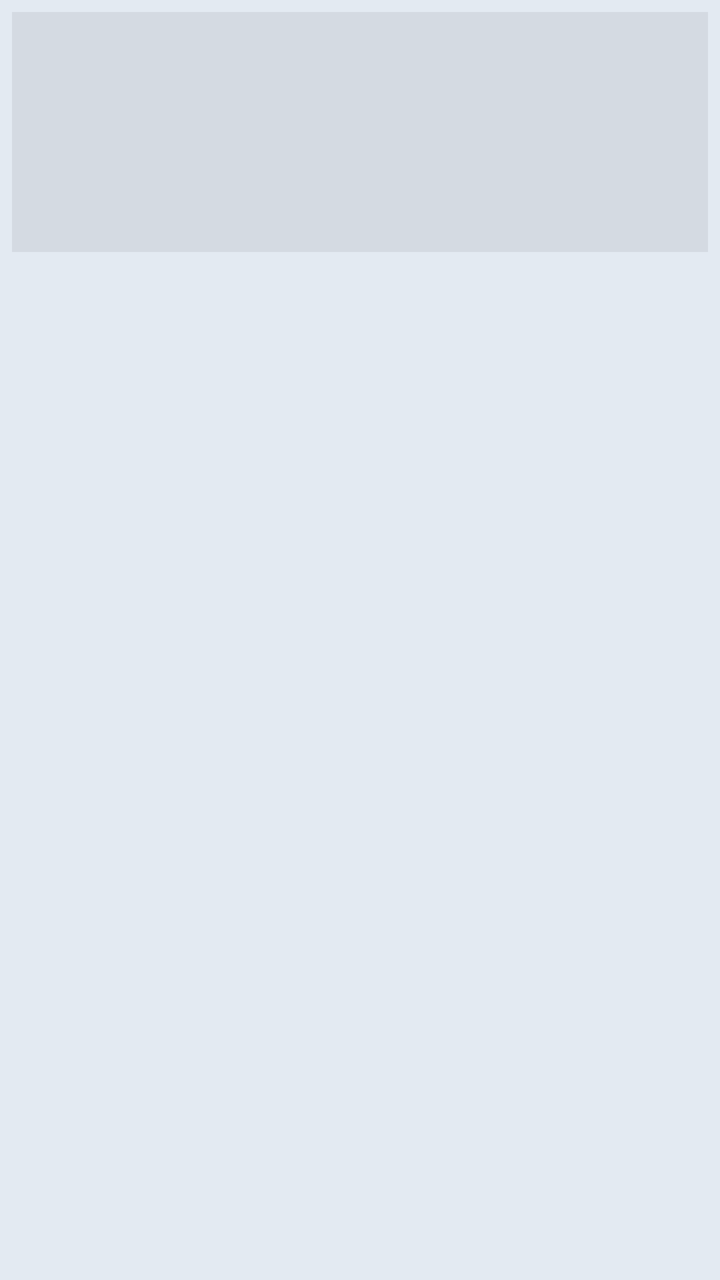
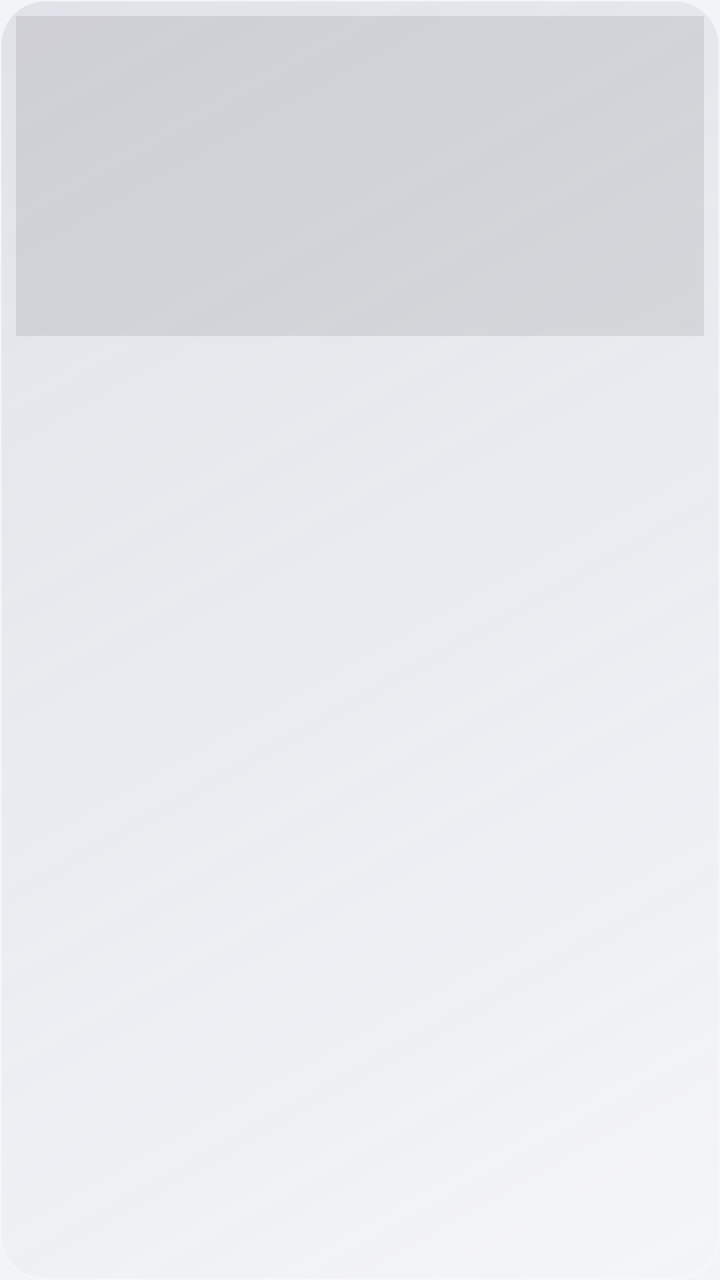

Two renders of the same Android screen: before a commit and after it. Below are the layout's source before the change and the commit's diff.
<!-- AndroidManifest.xml: application theme Theme.UvcBlindCam -->
<!-- res/layout/item_gallery.xml -->
<?xml version="1.0" encoding="utf-8"?>
<LinearLayout xmlns:android="http://schemas.android.com/apk/res/android"
    android:layout_width="match_parent"
    android:layout_height="wrap_content"
    android:layout_margin="6dp"
    android:background="?attr/chipBg"
    android:orientation="vertical"
    android:padding="6dp">

    <FrameLayout
        android:layout_width="match_parent"
        android:layout_height="wrap_content">

        <ImageView
            android:id="@+id/imgThumb"
            android:layout_width="match_parent"
            android:layout_height="120dp"
            android:background="#11000000"
            android:contentDescription="@string/gallery_thumb_desc"
            android:scaleType="centerCrop" />

        <TextView
            android:id="@+id/tvPlayBadge"
            android:layout_width="wrap_content"
            android:layout_height="wrap_content"
            android:layout_gravity="center"
            android:background="#66000000"
            android:paddingStart="10dp"
            android:paddingTop="4dp"
            android:paddingEnd="10dp"
            android:paddingBottom="4dp"
            android:text="▶"
            android:textColor="#FFFFFF"
            android:textSize="22sp"
            android:visibility="gone" />
    </FrameLayout>

    <TextView
        android:id="@+id/tvDevice"
        android:layout_width="match_parent"
        android:layout_height="wrap_content"
        android:layout_marginTop="4dp"
        android:ellipsize="end"
        android:singleLine="true"
        android:textColor="?attr/colorOnSurface"
        android:textSize="13sp"
        android:textStyle="bold" />

    <TextView
        android:id="@+id/tvTime"
        android:layout_width="match_parent"
        android:layout_height="wrap_content"
        android:ellipsize="end"
        android:singleLine="true"
        android:textColor="?attr/onSurfaceDim"
        android:textSize="11sp" />
</LinearLayout>
<!-- resources referenced by this layout -->
<resources>
  <string name="gallery_thumb_desc">缩略图</string>
  <color name="brand_blue">#FF1565C0</color>
  <color name="brand_blue_dark">#FF0D47A1</color>
  <color name="white">#FFFFFFFF</color>
  <!-- unchanged entries left out for length: 1 -->
</resources>

<!-- the commit's change to res/layout/item_gallery.xml (unified diff, before → after) -->
@@ -2,10 +2,9 @@
 <LinearLayout xmlns:android="http://schemas.android.com/apk/res/android"
     android:layout_width="match_parent"
     android:layout_height="wrap_content"
-    android:layout_margin="6dp"
-    android:background="?attr/chipBg"
+    android:background="@drawable/bg_glass_card"
     android:orientation="vertical"
-    android:padding="6dp">
+    android:padding="8dp">
 
     <FrameLayout
         android:layout_width="match_parent"
@@ -14,35 +13,61 @@
         <ImageView
             android:id="@+id/imgThumb"
             android:layout_width="match_parent"
-            android:layout_height="120dp"
-            android:background="#11000000"
+            android:layout_height="160dp"
+            android:background="#16000000"
             android:contentDescription="@string/gallery_thumb_desc"
             android:scaleType="centerCrop" />
 
+        
+        <ImageView
+            android:id="@+id/imgPlay"
+            android:layout_width="40dp"
+            android:layout_height="40dp"
+            android:layout_gravity="center"
+            android:background="@drawable/bg_play_badge"
+            android:contentDescription="@string/player_play"
+            android:padding="9dp"
+            android:src="@drawable/ic_play"
+            android:visibility="gone" />
+
+        
         <TextView
-            android:id="@+id/tvPlayBadge"
+            android:id="@+id/tvDuration"
             android:layout_width="wrap_content"
             android:layout_height="wrap_content"
-            android:layout_gravity="center"
-            android:background="#66000000"
-            android:paddingStart="10dp"
-            android:paddingTop="4dp"
-            android:paddingEnd="10dp"
-            android:paddingBottom="4dp"
-            android:text="▶"
-            android:textColor="#FFFFFF"
-            android:textSize="22sp"
+            android:layout_gravity="bottom|end"
+            android:layout_margin="6dp"
+            android:background="#99000000"
+            android:paddingStart="7dp"
+            android:paddingTop="3dp"
+            android:paddingEnd="7dp"
+            android:paddingBottom="3dp"
+            android:textColor="#FFFFFFFF"
+            android:textSize="11sp"
+            android:visibility="gone" />
+
+        
+        <ImageView
+            android:id="@+id/imgCheck"
+            android:layout_width="28dp"
+            android:layout_height="28dp"
+            android:layout_gravity="top|end"
+            android:layout_margin="6dp"
+            android:contentDescription="@string/gallery_select_items"
+            android:src="@drawable/bg_checkbox"
             android:visibility="gone" />
     </FrameLayout>
 
     <TextView
-        android:id="@+id/tvDevice"
+        android:id="@+id/tvName"
         android:layout_width="match_parent"
         android:layout_height="wrap_content"
-        android:layout_marginTop="4dp"
+        android:layout_marginTop="8dp"
         android:ellipsize="end"
-        android:singleLine="true"
-        android:textColor="?attr/colorOnSurface"
+        android:maxLines="1"
+        android:paddingStart="4dp"
+        android:paddingEnd="4dp"
+        android:textColor="#FFEDE9FB"
         android:textSize="13sp"
         android:textStyle="bold" />
 
@@ -51,7 +76,10 @@
         android:layout_width="match_parent"
         android:layout_height="wrap_content"
         android:ellipsize="end"
-        android:singleLine="true"
-        android:textColor="?attr/onSurfaceDim"
+        android:maxLines="1"
+        android:paddingStart="4dp"
+        android:paddingEnd="4dp"
+        android:paddingBottom="2dp"
+        android:textColor="#99FFFFFF"
         android:textSize="11sp" />
 </LinearLayout>
<!-- resource entries referenced after the edit -->
@@ -1,9 +1,88 @@
 <!-- resources referenced by this layout -->
 <resources>
+  <!-- drawable bg_checkbox (drawable) -->
+  <?xml version="1.0" encoding="utf-8"?>
+  <selector xmlns:android="http://schemas.android.com/apk/res/android">
+      <item android:state_checked="true" android:drawable="@drawable/bg_checkbox_checked" />
+      <item android:drawable="@drawable/bg_checkbox_unchecked" />
+  </selector>
+  <!-- drawable bg_glass_card (drawable) -->
+  <?xml version="1.0" encoding="utf-8"?>
+  <shape xmlns:android="http://schemas.android.com/apk/res/android"
+      android:shape="rectangle">
+      <gradient
+          android:angle="135"
+          android:startColor="#26FFFFFF"
+          android:endColor="#1420184A"
+          android:type="linear" />
+      <corners android:radius="22dp" />
+      <stroke
+          android:width="1dp"
+          android:color="#3DFFFFFF" />
+  </shape>
+  <!-- drawable bg_play_badge (drawable) -->
+  <?xml version="1.0" encoding="utf-8"?>
+  <shape xmlns:android="http://schemas.android.com/apk/res/android"
+      android:shape="oval">
+      <solid android:color="#80140B2B" />
+      <stroke
+          android:width="1dp"
+          android:color="#66FFFFFF" />
+  </shape>
+  <!-- drawable ic_play (drawable) -->
+  <vector xmlns:android="http://schemas.android.com/apk/res/android"
+      android:width="24dp"
+      android:height="24dp"
+      android:viewportWidth="24"
+      android:viewportHeight="24">
+      <path
+          android:fillColor="#FFFFFFFF"
+          android:pathData="M8,5.14V18.86c0,0.79 0.87,1.27 1.54,0.84l10.79,-6.86c0.62,-0.39 0.62,-1.29 0,-1.69L9.54,4.3C8.87,3.87 8,4.35 8,5.14z" />
+  </vector>
+  <string name="gallery_select_items">选择项目</string>
   <string name="gallery_thumb_desc">缩略图</string>
+  <string name="player_play">播放</string>
+  <!-- drawable bg_checkbox_checked (drawable) -->
+  <?xml version="1.0" encoding="utf-8"?>
+  <layer-list xmlns:android="http://schemas.android.com/apk/res/android">
+      <item>
+          <shape android:shape="oval">
+              <gradient
+                  android:angle="0"
+                  android:startColor="#FFFF6FB5"
+                  android:endColor="#FF8B5CF6"
+                  android:type="linear" />
+          </shape>
+      </item>
+      <item
+          android:bottom="7dp"
+          android:drawable="@drawable/ic_check_white"
+          android:left="7dp"
+          android:right="7dp"
+          android:top="7dp" />
+  </layer-list>
+  <!-- drawable bg_checkbox_unchecked (drawable) -->
+  <?xml version="1.0" encoding="utf-8"?>
+  <shape xmlns:android="http://schemas.android.com/apk/res/android"
+      android:shape="oval">
+      <solid android:color="#80140B2B" />
+      <stroke
+          android:width="1.5dp"
+          android:color="#B3FFFFFF" />
+  </shape>
   <color name="brand_blue">#FF1565C0</color>
   <color name="brand_blue_dark">#FF0D47A1</color>
   <color name="white">#FFFFFFFF</color>
+  <!-- drawable ic_check_white (drawable) -->
+  <vector xmlns:android="http://schemas.android.com/apk/res/android"
+      android:width="24dp"
+      android:height="24dp"
+      android:viewportWidth="24"
+      android:viewportHeight="24">
+      <path
+          android:fillColor="#FFFFFFFF"
+          android:pathData="M9.55,17.6l-4.17,-4.17 -1.42,1.41 5.59,5.59 12,-12 -1.41,-1.41z" />
+  </vector>
   <!-- unchanged entries left out for length: 1 -->
 </resources>
 
